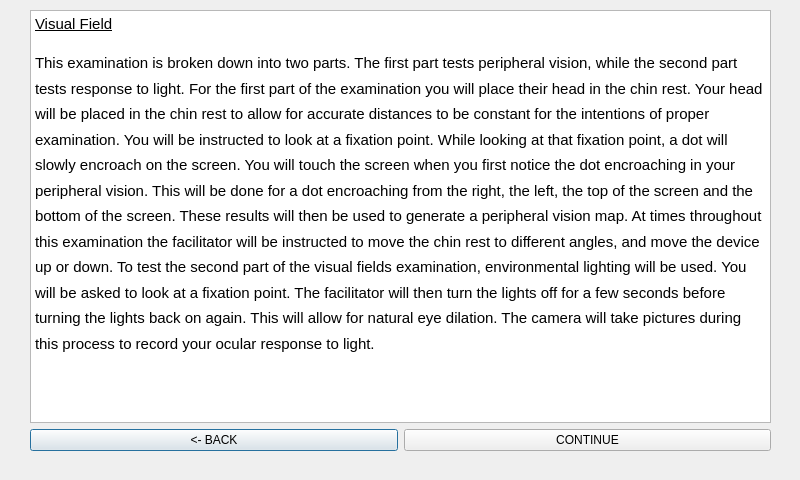
Above: PhoeVersion/Qt_Creator/projectPHOE/fielddescr.ui from jdsalguer/senior_project before the change. Below: the same form after it.
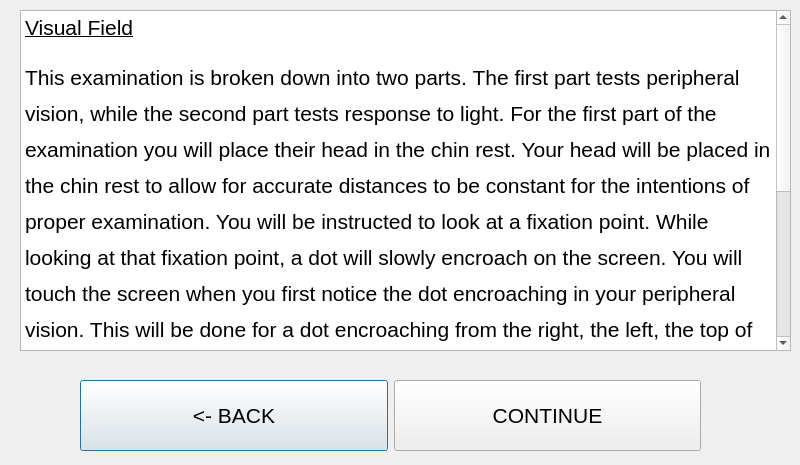
That is the form after the change.

Commit message: visual changes and color test mostly working

The edit to the form file:
```diff
--- a/PhoeVersion/Qt_Creator/projectPHOE/fielddescr.ui
+++ b/PhoeVersion/Qt_Creator/projectPHOE/fielddescr.ui
@@ -7,39 +7,53 @@
     <x>0</x>
     <y>0</y>
     <width>800</width>
-    <height>480</height>
+    <height>465</height>
    </rect>
   </property>
   <property name="windowTitle">
    <string>Dialog</string>
   </property>
-  <widget class="QWidget" name="">
-   <property name="geometry">
-    <rect>
-     <x>30</x>
-     <y>10</y>
-     <width>741</width>
-     <height>441</height>
-    </rect>
-   </property>
-   <layout class="QVBoxLayout" name="verticalLayout">
-    <item>
      <widget class="QTextBrowser" name="textBrowser">
+   <property name="geometry">
+    <rect>
+     <x>20</x>
+     <y>10</y>
+     <width>771</width>
+     <height>341</height>
+    </rect>
+   </property>
       <property name="html">
        <string>&lt;!DOCTYPE HTML PUBLIC &quot;-//W3C//DTD HTML 4.0//EN&quot; &quot;http://www.w3.org/TR/REC-html40/strict.dtd&quot;&gt;
 &lt;html&gt;&lt;head&gt;&lt;meta name=&quot;qrichtext&quot; content=&quot;1&quot; /&gt;&lt;style type=&quot;text/css&quot;&gt;
 p, li { white-space: pre-wrap; }
 &lt;/style&gt;&lt;/head&gt;&lt;body style=&quot; font-family:'Ubuntu'; font-size:11pt; font-weight:400; font-style:normal;&quot;&gt;
-&lt;p style=&quot; margin-top:12px; margin-bottom:0px; margin-left:0px; margin-right:0px; -qt-block-indent:0; text-indent:0px; line-height:150%;&quot;&gt;&lt;span style=&quot; text-decoration: underline;&quot;&gt;Visual Field&lt;/span&gt;&lt;/p&gt;
-&lt;p style=&quot; margin-top:12px; margin-bottom:0px; margin-left:0px; margin-right:0px; -qt-block-indent:0; text-indent:0px; line-height:150%;&quot;&gt;This examination is broken down into two parts. The first part tests peripheral vision, while the second part tests response to light. For the first part of the examination you will place their head in the chin rest. Your head will be placed in the chin rest to allow for accurate distances to be constant for the intentions of proper examination. You will be instructed to look at a fixation point. While looking at that fixation point, a dot will slowly encroach on the screen. You will touch the screen when you first notice the dot encroaching in your peripheral vision. This will be done for a dot encroaching from the right, the left, the top of the screen and the bottom of the screen. These results will then be used to generate a peripheral vision map. At times throughout this examination the facilitator will be instructed to move the chin rest to different angles, and move the device up or down. To test the second part of the visual fields examination, environmental lighting will be used. You will be asked to look at a fixation point. The facilitator will then turn the lights off for a few seconds before turning the lights back on again. This will allow for natural eye dilation. The camera will take pictures during this process to record your ocular response to light. &lt;/p&gt;
-&lt;p style=&quot;-qt-paragraph-type:empty; margin-top:0px; margin-bottom:0px; margin-left:0px; margin-right:0px; -qt-block-indent:0; text-indent:0px;&quot;&gt;&lt;br /&gt;&lt;/p&gt;&lt;/body&gt;&lt;/html&gt;</string>
-      </property>
-     </widget>
-    </item>
-    <item>
+&lt;p style=&quot; margin-top:12px; margin-bottom:0px; margin-left:0px; margin-right:0px; -qt-block-indent:0; text-indent:0px; line-height:150%;&quot;&gt;&lt;span style=&quot; font-size:16pt; text-decoration: underline;&quot;&gt;Visual Field&lt;/span&gt;&lt;/p&gt;
+&lt;p style=&quot; margin-top:12px; margin-bottom:0px; margin-left:0px; margin-right:0px; -qt-block-indent:0; text-indent:0px; line-height:150%;&quot;&gt;&lt;span style=&quot; font-size:16pt;&quot;&gt;This examination is broken down into two parts. The first part tests peripheral vision, while the second part tests response to light. For the first part of the examination you will place their head in the chin rest. Your head will be placed in the chin rest to allow for accurate distances to be constant for the intentions of proper examination. You will be instructed to look at a fixation point. While looking at that fixation point, a dot will slowly encroach on the screen. You will touch the screen when you first notice the dot encroaching in your peripheral vision. This will be done for a dot encroaching from the right, the left, the top of the screen and the bottom of the screen. These results will then be used to generate a peripheral vision map. At times throughout this examination the facilitator will be instructed to move the chin rest to different angles, and move the device up or down. To test the second part of the visual fields examination, environmental lighting will be used. You will be asked to look at a fixation point. The facilitator will then turn the lights off for a few seconds before turning the lights back on again. This will allow for natural eye dilation. The camera will take pictures during this process to record your ocular response to light.&lt;/span&gt;&lt;/p&gt;&lt;/body&gt;&lt;/html&gt;</string>
+   </property>
+  </widget>
+  <widget class="QWidget" name="">
+   <property name="geometry">
+    <rect>
+     <x>80</x>
+     <y>380</y>
+     <width>621</width>
+     <height>71</height>
+    </rect>
+   </property>
      <layout class="QHBoxLayout" name="horizontalLayout">
       <item>
        <widget class="QPushButton" name="fielddescrbakButton">
+      <property name="sizePolicy">
+       <sizepolicy hsizetype="Minimum" vsizetype="Expanding">
+        <horstretch>0</horstretch>
+        <verstretch>0</verstretch>
+       </sizepolicy>
+      </property>
+      <property name="font">
+       <font>
+        <pointsize>16</pointsize>
+       </font>
+      </property>
         <property name="text">
          <string>&lt;- BACK</string>
         </property>
@@ -47,12 +61,21 @@
       </item>
       <item>
        <widget class="QPushButton" name="fielddescrcontButton">
+      <property name="sizePolicy">
+       <sizepolicy hsizetype="Minimum" vsizetype="Expanding">
+        <horstretch>0</horstretch>
+        <verstretch>0</verstretch>
+       </sizepolicy>
+      </property>
+      <property name="font">
+       <font>
+        <pointsize>16</pointsize>
+       </font>
+      </property>
         <property name="text">
          <string>CONTINUE</string>
         </property>
        </widget>
-      </item>
-     </layout>
     </item>
    </layout>
   </widget>
```
Lines whose indentation alone changed are shown as unchanged. The commit also changes 247 other files.
